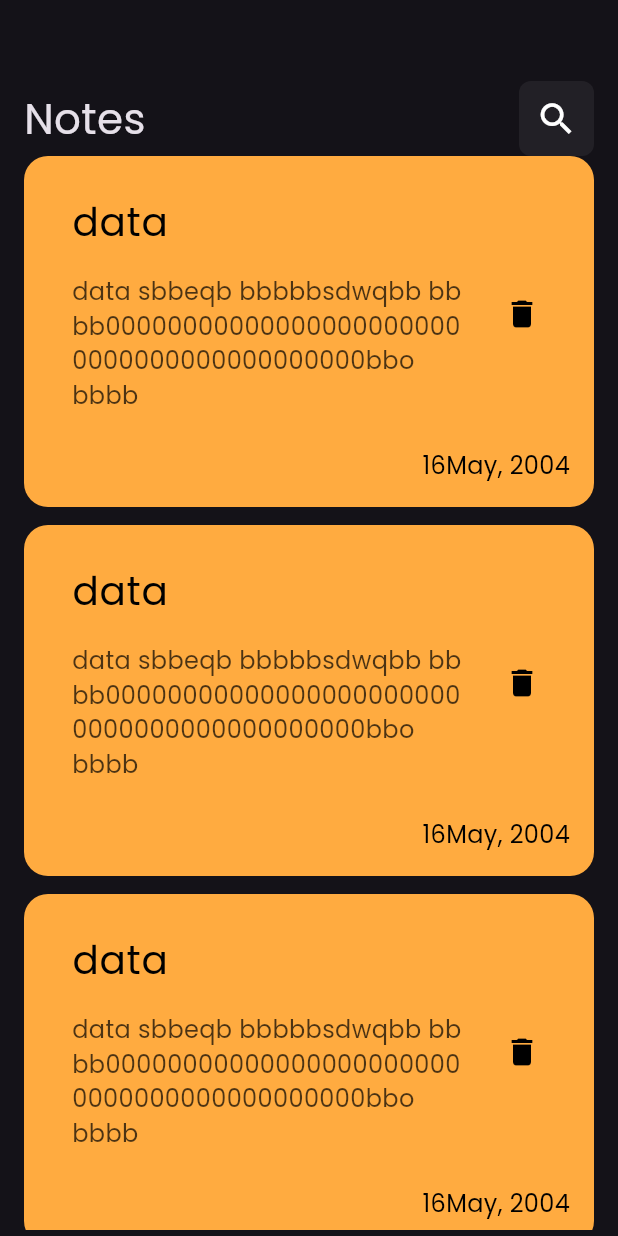
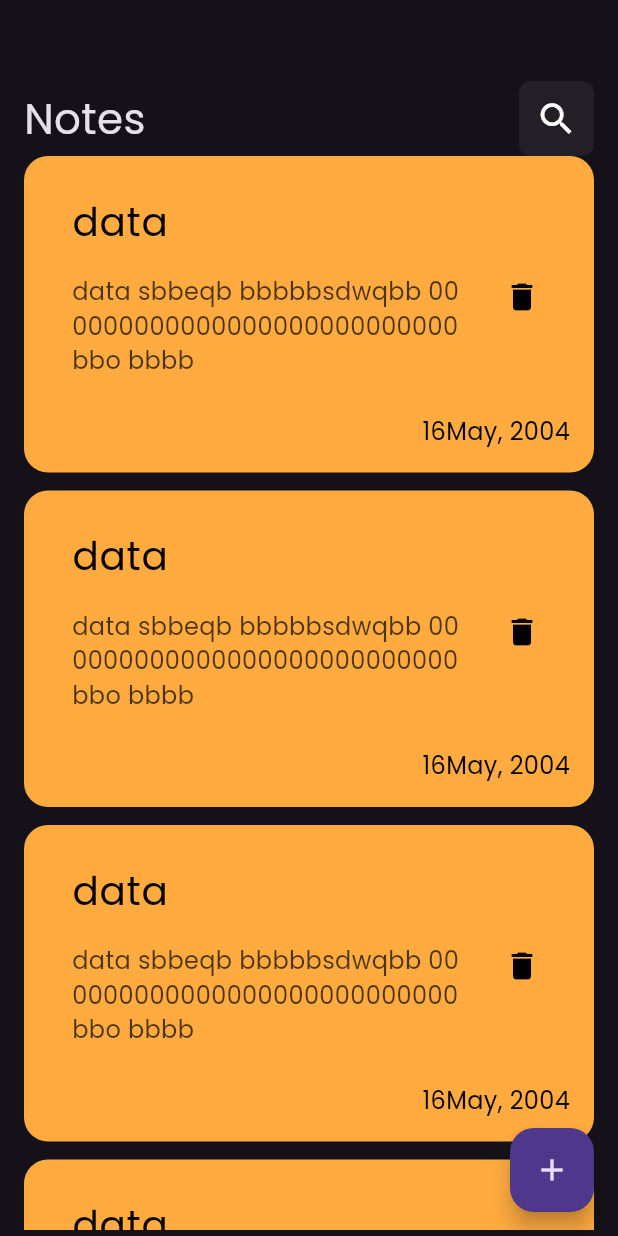
Before and after one commit to mohamedagm/notes_v1, a Flutter app: the screen it shows after launch, on a phone screen of 412 x 824 dp. Run offline on Flutter 3.47's test engine with Material 3 defaults, Android fonts, the phone set to English and light mode, and no system bars.

Commit message:
float action button

```diff
--- a/lib/views/home_view.dart
+++ b/lib/views/home_view.dart
@@ -6,6 +6,12 @@ class HomeView extends StatelessWidget {
 
   @override
   Widget build(BuildContext context) {
-    return const Scaffold(body: HomeViewBody(),);
+    return Scaffold(
+      body: const HomeViewBody(),
+      floatingActionButton: FloatingActionButton(
+        onPressed: () {},
+        child: Icon(Icons.add),
+      ),
+    );
   }
 }
--- a/lib/views/widgets/home_view_body.dart
+++ b/lib/views/widgets/home_view_body.dart
@@ -1,6 +1,5 @@
 import 'package:flutter/material.dart';
 import 'package:notes_v1/views/widgets/custom_app_bar.dart';
-import 'package:notes_v1/views/widgets/notes_item.dart';
 import 'package:notes_v1/views/widgets/notes_list.dart';
 
 class HomeViewBody extends StatelessWidget {
--- a/lib/views/widgets/notes_item.dart
+++ b/lib/views/widgets/notes_item.dart
@@ -26,7 +26,7 @@ class NotesItem extends StatelessWidget {
               subtitle: Padding(
                 padding: const EdgeInsets.symmetric(vertical: 16),
                 child: Text(
-                  'data sbbeqb bbbbbsdwqbb bbbb000000000000000000000000000000000000000000bbo bbbb',
+                  'data sbbeqb bbbbbsdwqbb 000000000000000000000000000bbo bbbb',
                   style: TextStyle(
                     color: const Color.fromRGBO(0, 0, 0, 0.7),
                     fontSize: 16,
```
